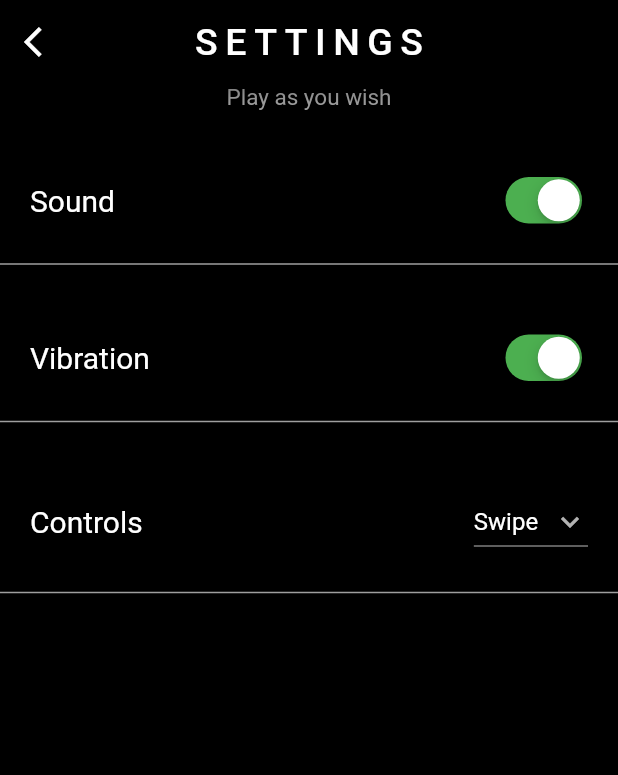
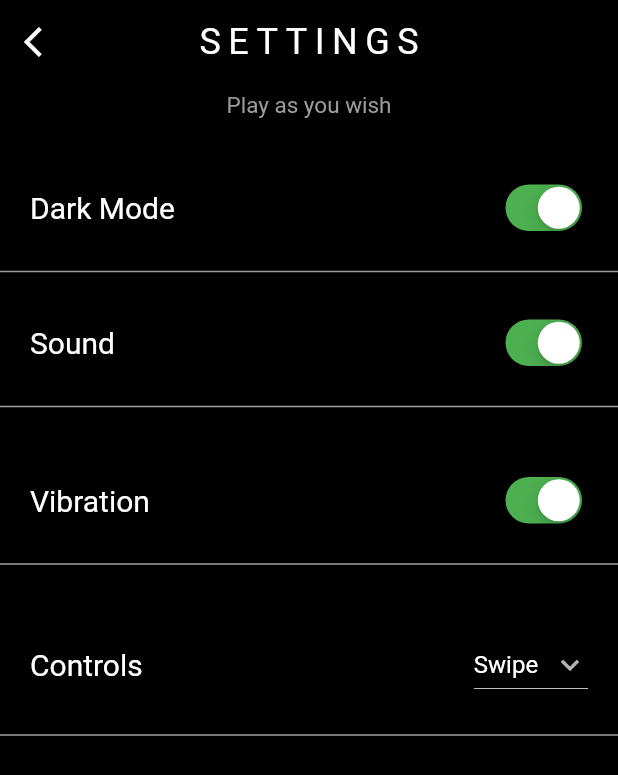
Before and after one commit to Henighandri/Snake-Game, a Flutter app: the screen it shows after launch, after a tap on the "settings" icon, on a phone screen of 412 x 824 dp. Shown: the top 775 px of the screen. Run offline on Flutter 3.47's test engine with Material 2 defaults, Android fonts, the phone set to English and light mode, and no system bars; our stand-ins replace audioplayers, connectivity_plus, get, google_mobile_ads, shared_preferences; network calls fail.

Commit message:
change theme

```diff
--- a/lib/controller/level_controller.dart
+++ b/lib/controller/level_controller.dart
@@ -7,7 +7,8 @@ class LevelController extends GetxController {
   List<Level> levels = [];
   int nbLevel = 20;
   int totalStars = 0;
-
+    int scoreMax=0;
+   int nbStarFromAd=0;
 
   getListLevel() async {
     final pref = await SharedPreferences.getInstance();
@@ -45,14 +46,51 @@ class LevelController extends GetxController {
     update();
   }
 
-  getTotalStars() {
+  getTotalStars() async {
+    await getNbStarFromAd();
     int somStars = 0;
     for (int i = 0; i < levels.length; i++) {
       somStars = somStars + levels[i].nbStars!;
     }
-    totalStars = somStars;
+    totalStars = somStars+nbStarFromAd;
 
     update();
   }
 
+  getNbStarFromAd() async {
+    final pref = await SharedPreferences.getInstance();
+
+    nbStarFromAd = pref.getInt('NbStarFromAd') ?? 0;
+
+  }
+incrementNbStarFromAd(int nbStar) async {
+ await getNbStarFromAd();
+    final pref = await SharedPreferences.getInstance();
+
+    pref.setInt('NbStarFromAd',nbStar+nbStarFromAd) ;
+
+  }
+
+
+
+
+  getScoreMax(int level) async {
+    final pref = await SharedPreferences.getInstance();
+
+    scoreMax = pref.getInt(level.toString()) ?? 0;
+    update();
+  }
+
+  Future<void> setMaxScore(
+      int currentScore, int level, int totalNumberOfSquares) async {
+    final pref = await SharedPreferences.getInstance();
+
+    if (currentScore > scoreMax) {
+      pref.setInt("$level", currentScore);
+      scoreMax = pref.getInt('$level') ?? 0;
+      setNbStart(totalNumberOfSquares, level, scoreMax);
+
+      update();
+    }
+  }
 }
--- a/lib/controller/settings_controller.dart
+++ b/lib/controller/settings_controller.dart
@@ -1,16 +1,27 @@
+import 'package:flutter/material.dart';
 import 'package:get/get.dart';
 import 'package:shared_preferences/shared_preferences.dart';
 
-class SettingsController extends GetxController{
+class SettingsController extends GetxController {
+  bool? sound, vibration, darkMode;
+  String? controls;
 
-  bool? sound, vibration;
-  String? controls;
+  @override
+  void onInit() {
+    // TODO: implement onInit
+    super.onInit();
+    getSettings();
+
+
+  }
 
   getSettings() async {
     final pref = await SharedPreferences.getInstance();
+    darkMode = pref.getBool("darkMode") ?? true;
     sound = pref.getBool("sound") ?? true;
     vibration = pref.getBool("vibration") ?? true;
     controls = pref.getString("controls") ?? "Swipe";
+    Get.changeThemeMode(!darkMode! ? ThemeMode.light : ThemeMode.dark);
     update();
   }
 
@@ -18,6 +29,16 @@ class SettingsController extends GetxController{
     sound = newValue;
     final pref = await SharedPreferences.getInstance();
     pref.setBool("sound", newValue);
+    update();
+  }
+
+  onChangedTheme(bool newValue) async {
+    darkMode = newValue;
+    final pref = await SharedPreferences.getInstance();
+    pref.setBool("darkMode", newValue);
+    Get.changeThemeMode(!newValue ? ThemeMode.light : ThemeMode.dark);
+
+
     update();
   }
 
--- a/lib/main.dart
+++ b/lib/main.dart
@@ -1,17 +1,24 @@
 import 'package:flutter/material.dart';
 import 'package:get/get.dart';
 import 'package:google_mobile_ads/google_mobile_ads.dart';
+import 'package:snake_game/controller/settings_controller.dart';
 import 'package:snake_game/screen/level_screen.dart';
+import 'package:snake_game/screen/splash_screen.dart';
+import 'package:snake_game/theme/theme.dart';
 
 
 void main() {
   WidgetsFlutterBinding.ensureInitialized();
   MobileAds.instance.initialize();
-  runApp(const MyApp());
+
+  runApp( MyApp());
 }
 
 class MyApp extends StatelessWidget {
-  const MyApp({Key? key}) : super(key: key);
+
+   MyApp({Key? key}
+
+  ) : super(key: key);
 
   // This widget is the root of your application.
   @override
@@ -19,11 +26,12 @@ class MyApp extends StatelessWidget {
     return GetMaterialApp(
       title: 'Snake Game',
       debugShowCheckedModeBanner: false,
-      theme: ThemeData(
 
-       brightness: Brightness.dark
-      ),
-      home: const LevelScreen(),
+         theme: MyTheme.lightTheme,
+      darkTheme: MyTheme.darkTheme,
+      //settingsController.darkMode!? ThemeMode.dark:ThemeMode.light,
+
+      home: const SplashScreen(),
     );
   }
 }
--- a/lib/screen/level_screen.dart
+++ b/lib/screen/level_screen.dart
@@ -8,6 +8,7 @@ import 'package:snake_game/widgets/Stars.dart';
 import 'package:snake_game/screen/home_page.dart';
 
 import '../ads/banner_ad_model.dart';
+import '../ads/rewarded_ad_model.dart';
 import '../controller/level_controller.dart';
 
 class LevelScreen extends StatefulWidget {
@@ -23,6 +24,7 @@ class _LevelScreenState extends State<LevelScreen> {
   void initState() {
     // TODO: implement initState
     super.initState();
+    AdRewarded.loadAd();
     AdIntertitiel.loadAd();
     init();
   }
@@ -36,41 +38,27 @@ class _LevelScreenState extends State<LevelScreen> {
   Widget build(BuildContext context) {
     return SafeArea(
       child: Scaffold(
-          body: Padding(
-        padding: const EdgeInsets.only(top: 20),
-        child: Column(
-          children: [
-            Container(
-                height: 30,
-                width: double.infinity,
-                padding: const EdgeInsets.symmetric(horizontal: 20),
-                margin: const EdgeInsets.only(bottom: 10),
-                child: Row(
-                  children: [
-                    IconButton(
-                      icon: Icon(Icons.settings),
-                      onPressed: () {
+          appBar: AppBar(
+
+            leading: GestureDetector(
+                onTap: () {
                   Get.to(() => SettingScreen());
                 },
+                child: const Icon(Icons.settings)),
+            title:  Text("Levels",
+                style:  Theme.of(context).textTheme.headline5
                 ),
-                    const Expanded(
-                      child: Center(
-                        child: Text("Levels",
-                            style:
-                                TextStyle(color: Colors.white, fontSize: 25)),
-                      ),
-                    ),
-                    Row(
-                      children: [
-                        GetBuilder<LevelController>(builder: (_) {
+            centerTitle: true,
+            actions: [
+              Center(
+                child: GetBuilder<LevelController>(builder: (_) {
                   return Text(
                     _levelController.totalStars.toString(),
-                            style: TextStyle(
-                                color: Colors.white,
-                                fontSize: 20,
-                                fontWeight: FontWeight.w600),
+                    style:  Theme.of(context).textTheme.bodyText1
+
                   );
                 }),
+              ),
               const SizedBox(
                 width: 5,
               ),
@@ -78,11 +66,25 @@ class _LevelScreenState extends State<LevelScreen> {
                 Icons.star,
                 size: 30,
                 color: Color.fromRGBO(255, 179, 0, 1),
-                        )
+              ),
+              const SizedBox(
+                width: 5,
+              ),
+              GestureDetector(
+                  onTap: () {
+                    showCustomDialog();
+                  },
+                  child: const Icon(Icons.add_circle_outline)),
+                  const SizedBox(
+                width: 5,
+              ),
             ],
-                    )
-                  ],
-                )),
+          ),
+          body: Padding(
+            padding: const EdgeInsets.only(top: 20),
+            child: Column(
+              children: [
+
                 Expanded(
                   flex: 5,
                   child: GetBuilder<LevelController>(builder: (_) {
@@ -112,6 +114,52 @@ class _LevelScreenState extends State<LevelScreen> {
             ),
           )),
     );
+  }
+
+  showCustomDialog() {
+    showDialog(
+        context: context,
+        builder: (context) {
+          return AlertDialog(
+            actions: [
+              Container(
+                width: double.infinity,
+                color: Colors.pink,
+                margin: EdgeInsets.symmetric(horizontal: 20, vertical: 10),
+                child: FlatButton(
+                    child: const Text(
+                      'Ok',
+                      style: TextStyle( fontSize: 20),
+                    ),
+                    onPressed: () {
+                      AdRewarded.showAd(true);
+                      //AdRewarded.loadAd();
+                      Navigator.of(context).pop();
+                    }),
+              )
+            ],
+            actionsAlignment: MainAxisAlignment.center,
+            backgroundColor: Colors.white70,
+            titleTextStyle: TextStyle(),
+            //title: const Text("level closed",style: TextStyle(color: Colors.black,fontSize: 25),),
+            content: Container(
+                height: 100,
+                padding:
+                    const EdgeInsets.symmetric(horizontal: 20, vertical: 10),
+                child: Column(
+                  mainAxisAlignment: MainAxisAlignment.center,
+                  children: const [
+                    SizedBox(
+                      height: 10,
+                    ),
+                    Text(
+                      "Watch ashort video \nand get a star",
+                      style: TextStyle(color: Colors.black, fontSize: 20),
+                    ),
+                  ],
+                )),
+          );
+        });
   }
 }
 
@@ -152,7 +200,7 @@ class _LevelItemState extends State<LevelItem> {
                 child: FlatButton(
                     child: const Text(
                       'Ok',
-                      style: TextStyle(color: Colors.white, fontSize: 20),
+                      style: TextStyle( fontSize: 20),
                     ),
                     onPressed: () {
                       Navigator.of(context).pop();
@@ -228,14 +276,14 @@ class _LevelItemState extends State<LevelItem> {
           padding: const EdgeInsets.symmetric(horizontal: 4, vertical: 4),
           decoration: BoxDecoration(
               borderRadius: BorderRadius.circular(10),
-              border: Border.all(width: 2, color: Colors.white)),
+              border: Border.all(width: 2, color:Theme.of(context).primaryColor )),
           child: Column(
             crossAxisAlignment: CrossAxisAlignment.center,
             mainAxisAlignment: MainAxisAlignment.center,
             children: [
               Text(
                 "${widget.level.level}",
-                style: const TextStyle(color: Colors.white, fontSize: 40),
+                style: const TextStyle( fontSize: 40),
               ),
               Stars(
                 nbStars: widget.level.nbStars!,
--- a/lib/screen/setting_screen.dart
+++ b/lib/screen/setting_screen.dart
@@ -13,7 +13,7 @@ class SettingScreen extends StatefulWidget {
 
 class _SettingScreenState extends State<SettingScreen> {
   final double space = 15;
-  final SettingsController _settinsController = Get.put(SettingsController());
+  final SettingsController _settinsController = Get.find<SettingsController>();
 
 
   @override
@@ -30,7 +30,7 @@ class _SettingScreenState extends State<SettingScreen> {
         children: [
           Text(
             text,
-            style: TextStyle(fontSize: 20, color: Colors.white),
+            style: TextStyle(fontSize: 20,),
           ),
           if (val != null)
             CupertinoSwitch(
@@ -55,7 +55,7 @@ class _SettingScreenState extends State<SettingScreen> {
         children: [
           Text(
             text,
-            style: const TextStyle(fontSize: 20, color: Colors.white),
+            style: const TextStyle(fontSize: 20, ),
           ),
           DropdownButton(
 
@@ -84,14 +84,14 @@ class _SettingScreenState extends State<SettingScreen> {
   Widget build(BuildContext context) {
     return SafeArea(
         child: Scaffold(
-      backgroundColor: Colors.black,
+
        appBar: AppBar(
-        backgroundColor: Colors.black,
+
         centerTitle: true,
-        title:const Text(
+        title: Text(
                 "SETTINGS",
-                style: TextStyle(
-                    fontSize: 25, color: Colors.white, letterSpacing: 5),
+                style: Theme.of(context).textTheme.headline5!.copyWith(letterSpacing: 5)
+
 
               ) ,
             leading: IconButton(
@@ -100,7 +100,7 @@ class _SettingScreenState extends State<SettingScreen> {
                   },
                   icon: const Icon(
                     Icons.arrow_back_ios,
-                    color: Colors.white,
+
                   )),
        ),
 
@@ -108,13 +108,21 @@ class _SettingScreenState extends State<SettingScreen> {
         return Column(children: [
 
 
-
+          const SizedBox(height: 5,),
           const Text(
             "Play as you wish",
             style: TextStyle(fontSize: 15, color: Colors.grey),
           ),
           const SizedBox(
             height: 20,
+          ), customSwitch("Dark Mode", _settinsController.darkMode,
+              _settinsController.onChangedTheme),
+          SizedBox(
+            height: space,
+          ),
+          const Divider(
+            color: Colors.grey,
+            thickness: 1,
           ),
           customSwitch("Sound", _settinsController.sound,
               _settinsController.onChangedSound),
@@ -150,6 +158,7 @@ class _SettingScreenState extends State<SettingScreen> {
             color: Colors.grey,
             thickness: 1,
           )
+
         ]);
       }),
     ));
--- /dev/null
+++ b/lib/screen/splash_screen.dart
@@ -0,0 +1,34 @@
+
+
+import 'dart:async';
+
+import 'package:flutter/material.dart';
+import 'package:get/get.dart';
+
+import '../controller/settings_controller.dart';
+import 'level_screen.dart';
+
+class SplashScreen extends StatefulWidget {
+  const SplashScreen({Key? key}) : super(key: key);
+
+  @override
+  State<SplashScreen> createState() => _SplashScreenState();
+}
+
+class _SplashScreenState extends State<SplashScreen> {
+  @override
+  void initState() {
+    super.initState();
+     final SettingsController settingsController=Get.put(SettingsController());
+    Timer(const Duration(seconds: 3),
+          ()=>Get.to(()=>const LevelScreen())
+         );
+  }
+  @override
+  Widget build(BuildContext context) {
+    return Container(
+      color: Colors.white,
+      child:FlutterLogo(size:MediaQuery.of(context).size.height)
+    );
+  }
+}
--- /dev/null
+++ b/lib/theme/theme.dart
@@ -0,0 +1,30 @@
+import 'package:flutter/material.dart';
+
+class MyTheme {
+  static ThemeData darkTheme = ThemeData(
+    scaffoldBackgroundColor: Colors.black,
+    appBarTheme: const AppBarTheme(backgroundColor: Colors.black),
+    primaryColorDark: Colors.white,
+    brightness: Brightness.dark,
+    primaryColor: Colors.white,
+    colorScheme: const ColorScheme.dark()
+  );
+
+  static ThemeData lightTheme = ThemeData(
+    scaffoldBackgroundColor: Colors.white,
+    appBarTheme: const AppBarTheme(
+        backgroundColor: Colors.white,
+        elevation: 0,
+        textTheme: TextTheme(
+          headline5: TextStyle(fontSize: 25, color: Colors.black),
+          bodyText1: TextStyle(fontSize: 20, color: Colors.black),
+        ),
+        iconTheme: IconThemeData(color: Colors.black)),
+    primaryColorLight: Colors.black,
+    brightness: Brightness.light,
+    primaryColor: Colors.black,
+    colorScheme: const ColorScheme.light()
+
+
+  );
+}
--- a/pubspec.yaml
+++ b/pubspec.yaml
@@ -38,6 +38,7 @@ dependencies:
   get: ^4.6.5
   google_mobile_ads: ^2.0.1
   audioplayers: ^0.20.1
+  connectivity_plus: ^2.3.6+1
 
 dev_dependencies:
   flutter_test:
```
Also changed, not shown: lib/ads/rewarded_ad_model.dart (+20 -7 lines), lib/screen/home_page.dart (+49 -37 lines), lib/widgets/blank_pixel.dart (+7 -2 lines), lib/widgets/bottons_joypad.dart (+9 -8 lines), lib/widgets/obstacle_pixel.dart (+7 -3 lines), lib/widgets/snake_pixel.dart (+7 -2 lines), pubspec.lock, 3 other files. Lines whose indentation alone changed are shown as unchanged.
